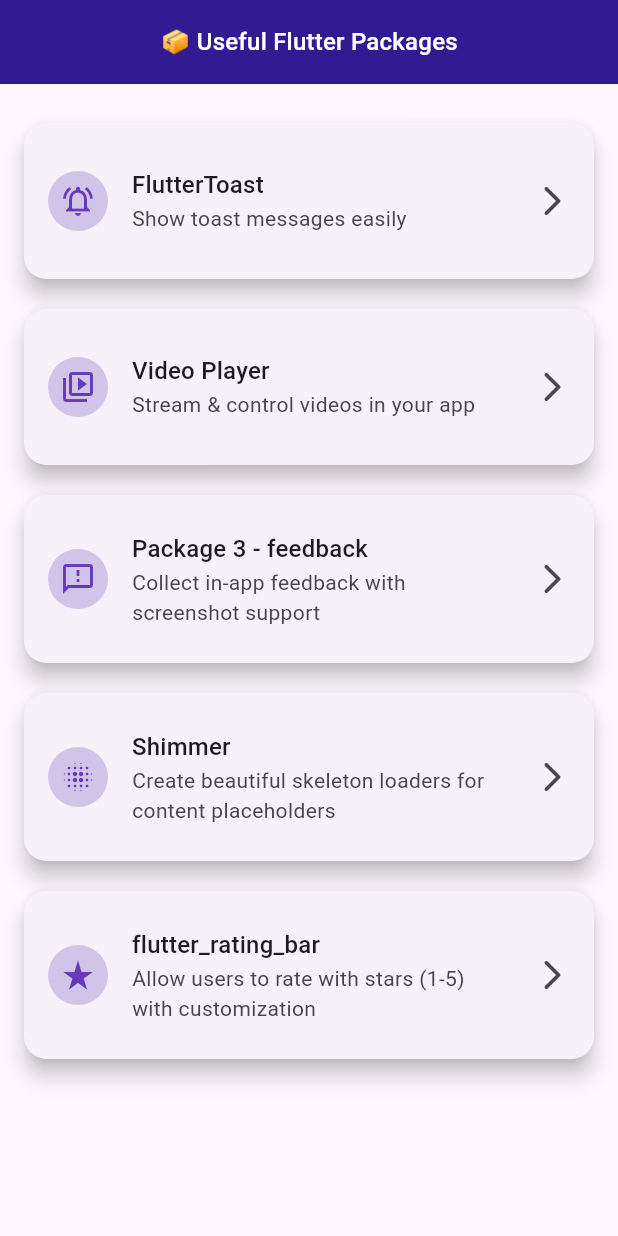
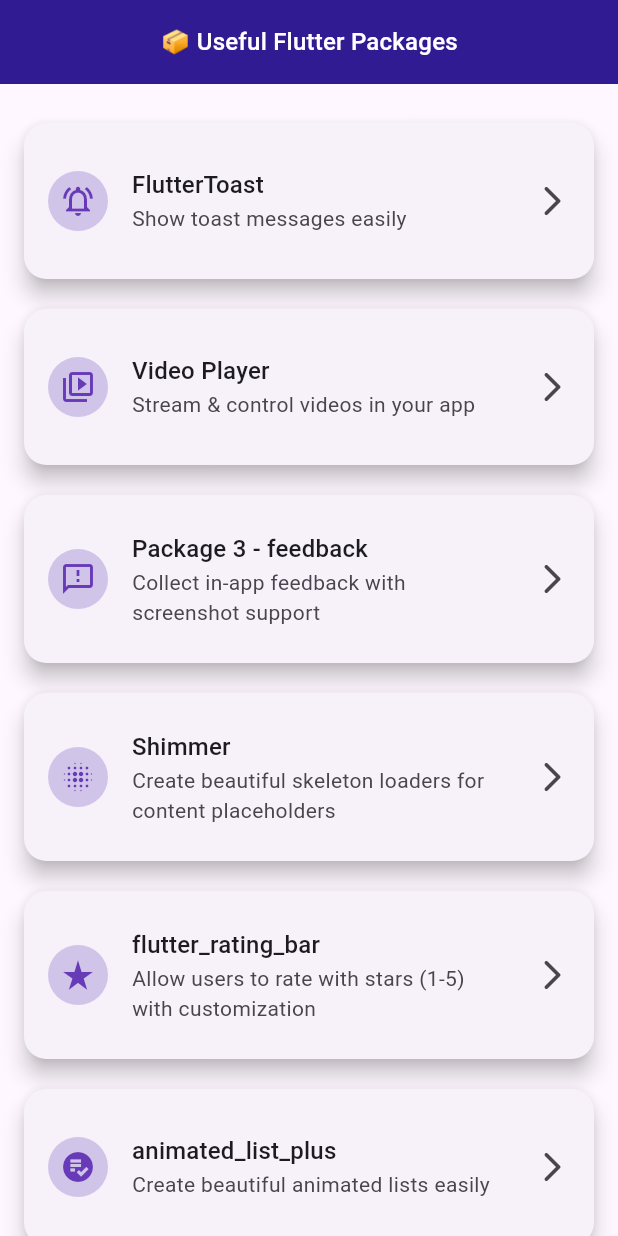
Before and after one commit to Shehryar-dev/useful_packages, a Flutter app: the screen it shows after launch, on a phone screen of 412 x 824 dp. Run offline on Flutter 3.47's test engine with Material 3 defaults, Android fonts, the phone set to English and light mode, and no system bars; our stand-ins replace animated_list_plus, device_preview, flutter_rating_bar, fluttertoast, shimmer, video_player; missing offline and left inert: feedback.

Commit message:
Code Update

```diff
--- a/lib/home/home_screen.dart
+++ b/lib/home/home_screen.dart
@@ -1,3 +1,5 @@
+import 'package:useful_packages/packages/6_animated_list_plus/animated_list_plus.dart';
+
 import '../constants/screen_paths.dart';
 
 class UsefulPackageHomeScreen extends StatelessWidget {
@@ -36,6 +38,13 @@ class UsefulPackageHomeScreen extends StatelessWidget {
         icon: Icons.star_rate,
         destination: const RatingBarExample(),
       ),
+      _PackageItem(
+        title: 'animated_list_plus',
+        subtitle: 'Create beautiful animated lists easily',
+        icon: Icons.playlist_add_check_circle,
+        destination: const AnimatedListExample(),
+      ),
+
 
       // Future package screens can be added here
     ];
@@ -54,6 +63,7 @@ class UsefulPackageHomeScreen extends StatelessWidget {
           return _AnimatedCard(item: item);
         },
       ),
+
     );
   }
 }
```
